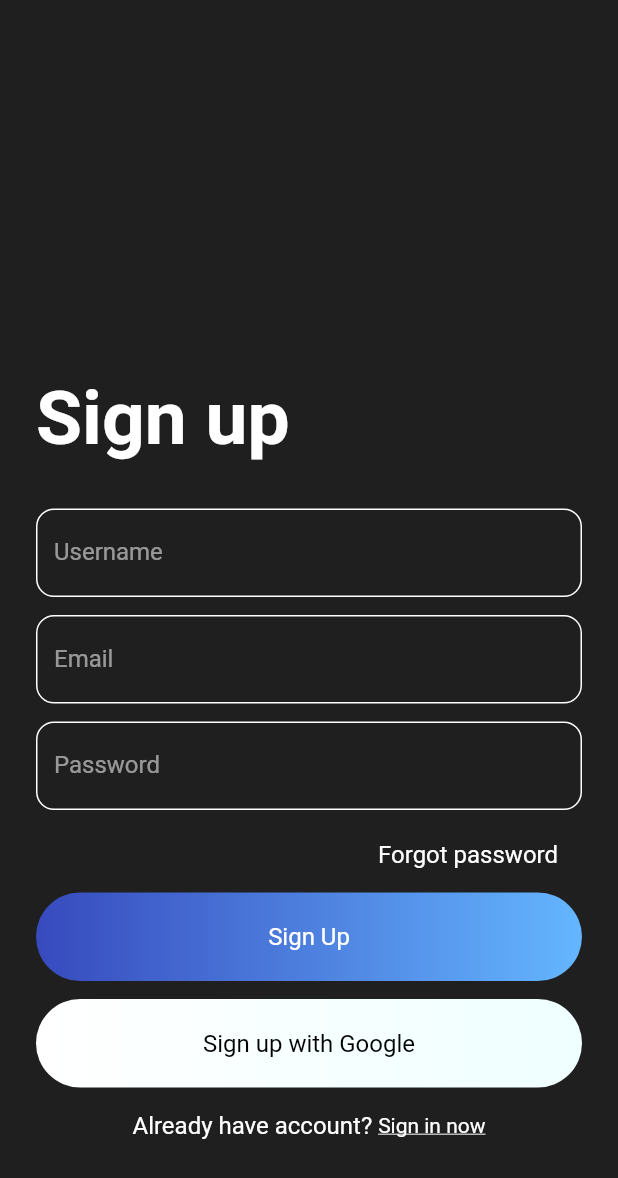
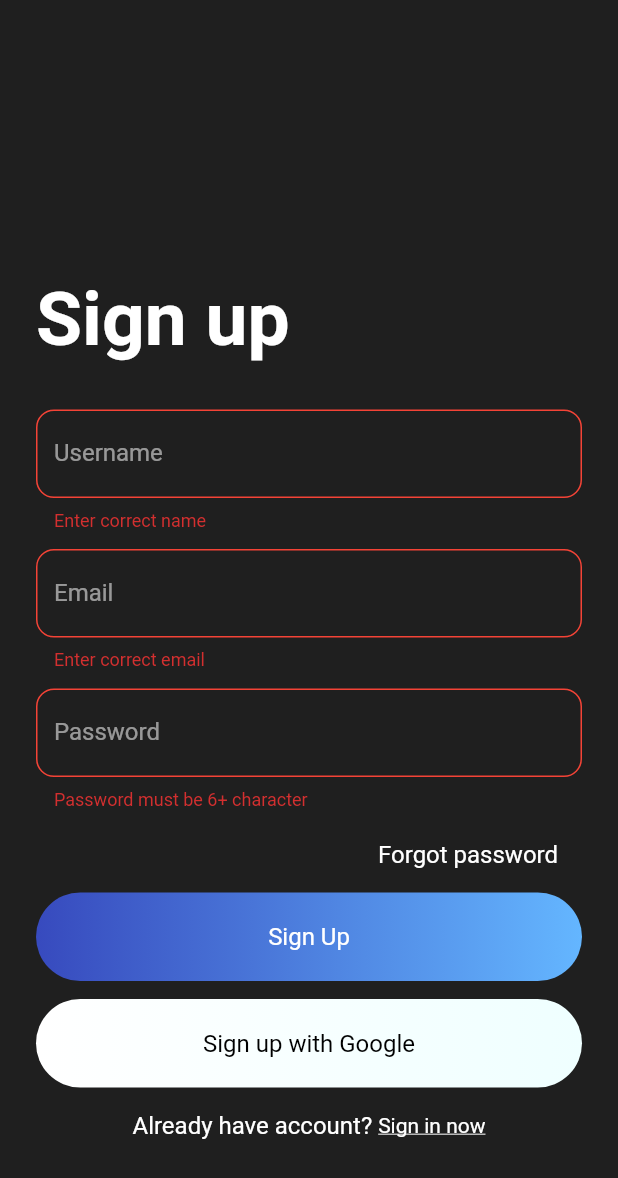
Before and after one commit to hemidvsmusayev/Chatify-firebase, a Flutter app: the screen it shows after launch, after a tap on "Sign Up", on a phone screen of 412 x 824 dp. Shown: the top 1178 px of the screen. Run offline on Flutter 3.47's test engine with Material 2 defaults, Android fonts, the phone set to English and light mode, and no system bars; our stand-ins replace firebase_auth; accounts and stored records are empty.

Commit message:
completed user sign up

```diff
--- a/lib/screens/sign_up.dart
+++ b/lib/screens/sign_up.dart
@@ -1,3 +1,4 @@
+import 'package:chat_app/services/authentication.dart';
 import 'package:chat_app/wigdets/gradient_button.dart';
 import 'package:chat_app/wigdets/input_decoration.dart';
 import 'package:chat_app/wigdets/text_style.dart';
@@ -9,6 +10,9 @@ class SignUp extends StatefulWidget {
 }
 
 class _SignUpState extends State<SignUp> {
+  bool isLoading = false;
+  AuthMetods authMetods = AuthMetods();
+
   final formKey = GlobalKey<FormState>();
   TextEditingController txtName = TextEditingController();
   TextEditingController txtEmail = TextEditingController();
@@ -17,7 +21,12 @@ class _SignUpState extends State<SignUp> {
   @override
   Widget build(BuildContext context) {
     return Scaffold(
-      body: SingleChildScrollView(
+      body: isLoading
+          ? Center(
+              child: Container(
+              child: CircularProgressIndicator(),
+            ))
+          : SingleChildScrollView(
               child: Container(
                 height: MediaQuery.of(context).size.height - 40,
                 padding: EdgeInsets.all(24),
@@ -51,8 +60,9 @@ class _SignUpState extends State<SignUp> {
                               validator: (val) {
                                 return RegExp(
                                             r"^[a-zA-Z0-9.a-zA-Z0-9.!#$%&'*+-/=?^_`{|}~]+@[a-zA-Z0-9]+\.[a-zA-Z]+")
-                              .hasMatch(val) ?
-                          null : "Enter correct email";
+                                        .hasMatch(val)
+                                    ? null
+                                    : "Enter correct email";
                               },
                               style: simpleTextStyle(),
                               decoration: buildInputDecoration("Email")),
@@ -63,9 +73,9 @@ class _SignUpState extends State<SignUp> {
                               controller: txtPassword,
                               obscureText: true,
                               validator: (val) {
-                          return val.length < 6
+                                return val.length > 6
                                     ? null
-                              : "Password must be 6+ chatarcter ";
+                                    : "Password must be 6+ character ";
                               },
                               style: simpleTextStyle(),
                               decoration: buildInputDecoration("Password")),
@@ -76,7 +86,8 @@ class _SignUpState extends State<SignUp> {
                       height: 12,
                     ),
                     Container(
-                padding: EdgeInsets.symmetric(horizontal: 16, vertical: 8),
+                      padding:
+                          EdgeInsets.symmetric(horizontal: 16, vertical: 8),
                       alignment: Alignment.centerRight,
                       child: Text("Forgot password", style: simpleTextStyle()),
                     ),
@@ -85,14 +96,16 @@ class _SignUpState extends State<SignUp> {
                     ),
                     GestureDetector(
                         onTap: () {
-                    ///
-                  }, child: buildGradientBtn(context, "Sign Up")),
+                          signUp();
+                        },
+                        child: buildGradientBtn(context, "Sign Up")),
                     SizedBox(
                       height: 12,
                     ),
                     GestureDetector(
                       onTap: () {},
-                child: buildWhiteGradientBtn(context, "Sign up with Google"),
+                      child:
+                          buildWhiteGradientBtn(context, "Sign up with Google"),
                     ),
                     SizedBox(
                       height: 16,
@@ -100,7 +113,8 @@ class _SignUpState extends State<SignUp> {
                     Row(
                       mainAxisAlignment: MainAxisAlignment.center,
                       children: <Widget>[
-                  Text("Already have account? ", style: simpleTextStyle()),
+                        Text("Already have account? ",
+                            style: simpleTextStyle()),
                         Text(
                           "Sign in now",
                           style: TextStyle(
@@ -118,7 +132,13 @@ class _SignUpState extends State<SignUp> {
 
   signUp() {
     if (formKey.currentState.validate()) {
-
+      setState(() {
+        isLoading = true;
+      });
+      authMetods.signUpWithEmailAndPassword(txtEmail.text, txtPassword.text)
+          .then((value) {
+        print("$value");
+      });
     }
   }
 }
--- a/lib/wigdets/input_decoration.dart
+++ b/lib/wigdets/input_decoration.dart
@@ -10,5 +10,11 @@ InputDecoration buildInputDecoration(String hintTxt){
     enabledBorder: OutlineInputBorder(
         borderRadius: BorderRadius.all(Radius.circular(12)),
         borderSide: BorderSide(color: Colors.white)),
+    errorBorder: OutlineInputBorder(
+        borderRadius: BorderRadius.all(Radius.circular(12)),
+        borderSide: BorderSide(color: Colors.red)),
+    focusedErrorBorder: OutlineInputBorder(
+        borderRadius: BorderRadius.all(Radius.circular(12)),
+        borderSide: BorderSide(color: Colors.red)),
   );
 }
--- a/pubspec.yaml
+++ b/pubspec.yaml
@@ -24,6 +24,7 @@ dependencies:
   flutter:
     sdk: flutter
   firebase_auth: ^0.16.1
+  cloud_firestore: ^0.13.7
 
 
   # The following adds the Cupertino Icons font to your application.
```
Also changed, not shown: pubspec.lock, 1 other file. Lines whose indentation alone changed are shown as unchanged.
